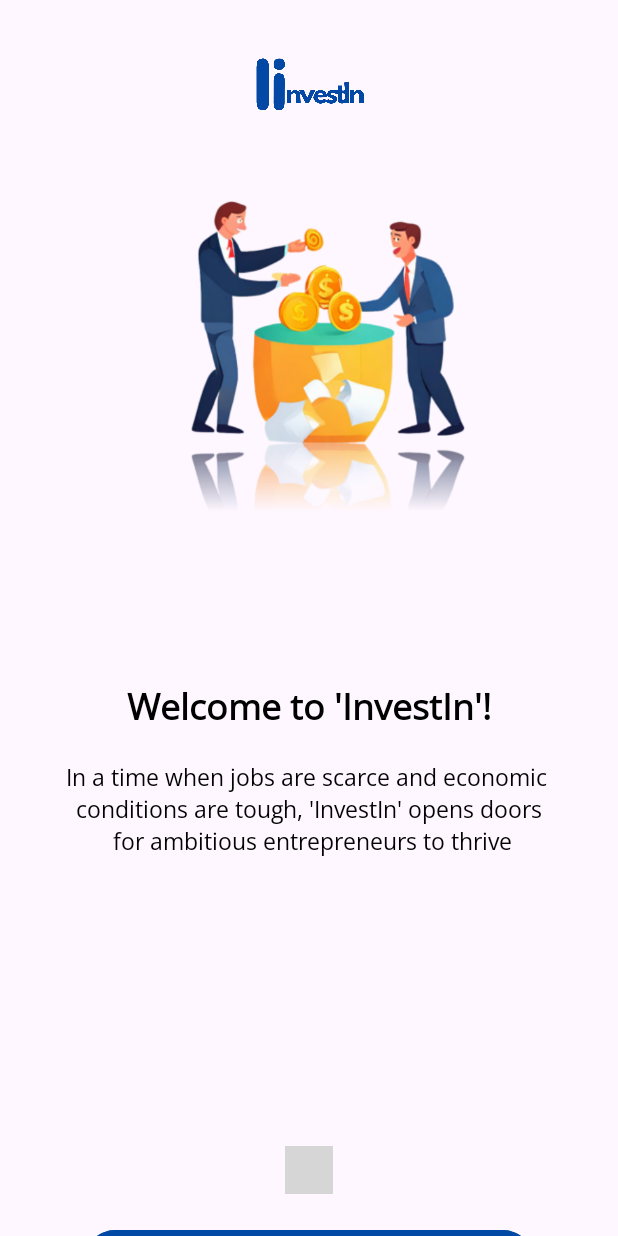
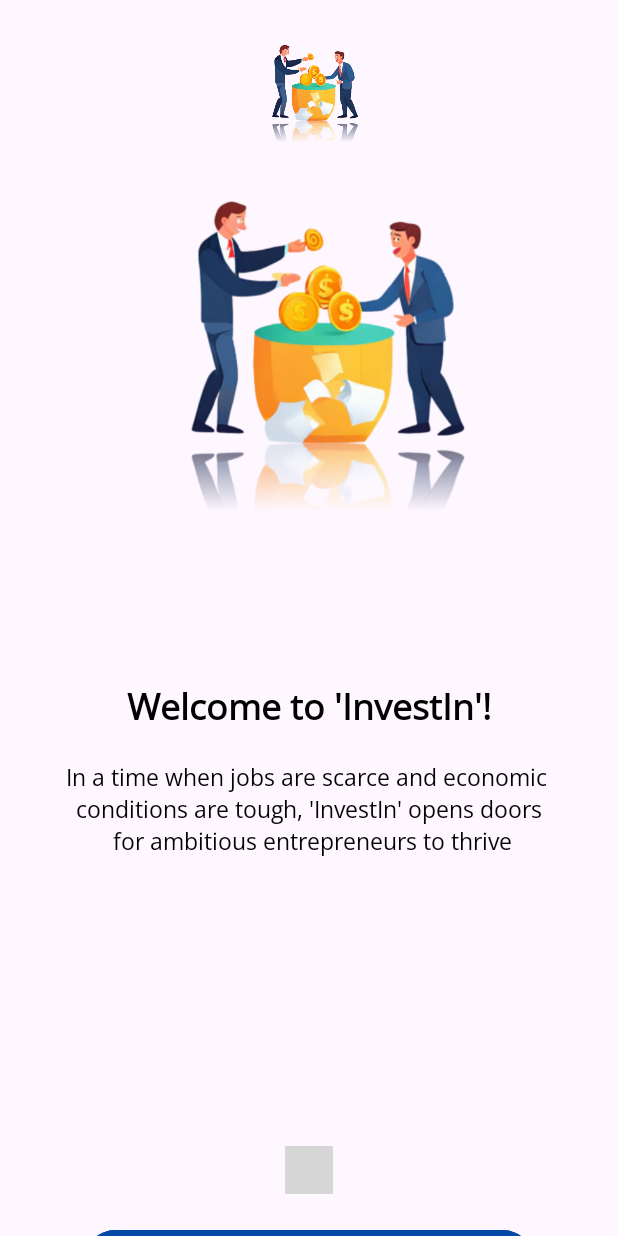
Before and after one commit to saddam1029/InvestIn, an Android app: the screen it shows after launch (MainActivity), on a phone screen of 412 x 824 dp. Run offline under Robolectric (Android 15) with nearby library versions, the phone set to English and light mode, and no system bars; our stand-ins replace data binding; plain views replace WormDotsIndicator; 1 statement that could not run was skipped; grey boxes are pictures that could not be loaded.

Commit message:
depedncy error resolved

```diff
--- a/app/src/main/AndroidManifest.xml
+++ b/app/src/main/AndroidManifest.xml
@@ -13,10 +13,10 @@
         android:theme="@style/Theme.InvestIn"
         tools:targetApi="31">
         <activity
-            android:name=".Login.Screens.SignInActivity"
+            android:name=".login.screens.SignInActivity"
             android:exported="false" />
         <activity
-            android:name=".Login.Screens.SplashScreen"
+            android:name=".login.SplashScreen"
             android:exported="true">
             <intent-filter>
                 <action android:name="android.intent.action.MAIN" />
@@ -25,7 +25,7 @@
             </intent-filter>
         </activity>
         <activity
-            android:name=".Login.Screens.MainActivity"
+            android:name=".MainActivity"
             android:exported="false"
             tools:ignore="Instantiatable" />
 
--- a/app/src/main/java/com/example/investin/Login/Screens/SplashScreen.kt
+++ b/app/src/main/java/com/example/investin/Login/SplashScreen.kt
@@ -1,9 +1,10 @@
-    package com.example.investin.Login.Screens
+    package com.example.investin.login
 
     import android.content.Intent
     import android.os.Bundle
     import android.os.Handler
     import androidx.appcompat.app.AppCompatActivity
+    import com.example.investin.MainActivity
     import com.example.investin.R
 
     class SplashScreen : AppCompatActivity() {
--- a/app/src/main/java/com/example/investin/Login/Screens/MainActivity.kt
+++ b/app/src/main/java/com/example/investin/MainActivity.kt
@@ -1,13 +1,12 @@
-package com.example.investin.Login.Screens
+package com.example.investin
 
 import android.content.Intent
 import android.os.Bundle
 import android.widget.Button
 import androidx.appcompat.app.AppCompatActivity
-import androidx.viewpager2.widget.ViewPager2
-import com.example.investin.R
+import com.example.investin.login.screens.SignInActivity
+import com.example.investin.login.screens.ViewPagerAdapter
 import com.example.investin.databinding.ActivityMainBinding
-import com.tbuonomo.viewpagerdotsindicator.WormDotsIndicator
 
 class MainActivity : AppCompatActivity() {
     private lateinit var binding: ActivityMainBinding
@@ -17,13 +16,9 @@ class MainActivity : AppCompatActivity() {
         super.onCreate(savedInstanceState)
         binding = ActivityMainBinding.inflate(layoutInflater)
         setContentView(binding.root)
-/*
-*
-* addingcommint just for commit testing
-*
-* */
-        val wormDotsIndicator = findViewById<WormDotsIndicator>(R.id.worm_dots_indicator)
-        val viewPager = findViewById<ViewPager2>(R.id.viewPager) // Make sure to use the correct ID
+
+        val wormDotsIndicator =binding.wormDotsIndicator
+        val viewPager = binding.viewPager // Make sure to use the correct ID
         val adapter = pageAdapter
         viewPager.adapter = adapter
         wormDotsIndicator.setViewPager2(viewPager)
--- a/app/src/main/java/com/example/investin/Login/Screens/SignInActivity.kt
+++ b/app/src/main/java/com/example/investin/login/screens/SignInActivity.kt
@@ -1,4 +1,4 @@
-package com.example.investin.Login.Screens
+package com.example.investin.login.screens
 
 import androidx.appcompat.app.AppCompatActivity
 import android.os.Bundle
--- a/app/src/main/java/com/example/investin/Login/Screens/ViewPagerAdapter.kt
+++ b/app/src/main/java/com/example/investin/login/screens/ViewPagerAdapter.kt
@@ -1,6 +1,5 @@
-package com.example.investin.Login.Screens
+package com.example.investin.login.screens
 
-import android.content.Intent
 import android.view.LayoutInflater
 import android.view.ViewGroup
 import androidx.recyclerview.widget.RecyclerView
--- a/app/src/main/res/layout/activity_main.xml
+++ b/app/src/main/res/layout/activity_main.xml
@@ -4,7 +4,7 @@
     xmlns:tools="http://schemas.android.com/tools"
     android:layout_width="match_parent"
     android:layout_height="match_parent"
-    tools:context=".Login.Screens.MainActivity">
+    tools:context=".MainActivity">
 
     <androidx.viewpager2.widget.ViewPager2
         android:id="@+id/viewPager"
@@ -27,7 +27,8 @@
         app:dotsStrokeWidth="2dp"
         app:layout_constraintEnd_toEndOf="parent"
         app:layout_constraintStart_toStartOf="parent"
-        app:layout_constraintTop_toBottomOf="@+id/viewPager" />
+        app:layout_constraintTop_toBottomOf="@+id/viewPager"
+        tools:ignore="MissingClass" />
 
     <Button
         android:id="@+id/btLogin"
@@ -47,6 +48,6 @@
         app:layout_constraintEnd_toEndOf="parent"
         app:layout_constraintStart_toStartOf="parent"
         app:layout_constraintTop_toTopOf="parent"
-        app:srcCompat="@drawable/logo" />
+        app:srcCompat="@drawable/welcome" />
 
 </androidx.constraintlayout.widget.ConstraintLayout>
--- a/app/src/main/res/layout/activity_signin.xml
+++ b/app/src/main/res/layout/activity_signin.xml
@@ -4,7 +4,7 @@
     xmlns:tools="http://schemas.android.com/tools"
     android:layout_width="match_parent"
     android:layout_height="match_parent"
-    tools:context=".Login.Screens.`Sign_up Activity`">
+    tools:context=".login.screens.`Sign_up Activity`">
 
     <TextView
         android:id="@+id/textView"
```
Also changed, not shown: app/build.gradle.kts (+7 -4 lines), app/src/main/res/layout/activity_splash_screen.xml (+1 -15 lines), app/src/main/res/drawable/logo.png (deleted).
